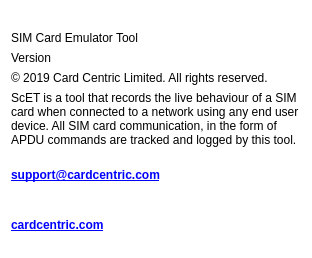
First picture: the form in ScET/Widgets/AboutDialog.ui, repository mourke/SIM-Card-Emulator-Tool, before the edit.
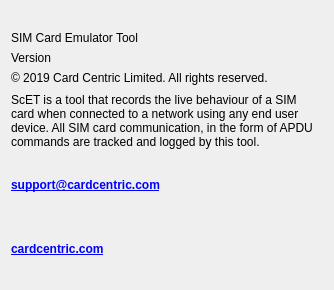
Second picture: the form after the edit. Icons and pictures are not drawn.

Patch:
```diff
--- a/ScET/Widgets/AboutDialog.ui
+++ b/ScET/Widgets/AboutDialog.ui
@@ -6,27 +6,36 @@
    <rect>
     <x>0</x>
     <y>0</y>
-    <width>312</width>
-    <height>258</height>
+    <width>334</width>
+    <height>290</height>
    </rect>
   </property>
   <property name="sizePolicy">
-   <sizepolicy hsizetype="Preferred" vsizetype="Preferred">
+   <sizepolicy hsizetype="Fixed" vsizetype="Fixed">
     <horstretch>0</horstretch>
     <verstretch>0</verstretch>
    </sizepolicy>
   </property>
+  <property name="minimumSize">
+   <size>
+    <width>334</width>
+    <height>290</height>
+   </size>
+  </property>
+  <property name="maximumSize">
+   <size>
+    <width>334</width>
+    <height>290</height>
+   </size>
+  </property>
   <property name="windowTitle">
    <string>About ScET</string>
   </property>
-  <property name="styleSheet">
-   <string notr="true">background-color: rgb(255, 255, 255);</string>
-  </property>
   <layout class="QVBoxLayout" name="verticalLayout">
    <item>
     <widget class="QLabel" name="logo">
      <property name="sizePolicy">
-      <sizepolicy hsizetype="Preferred" vsizetype="Maximum">
+      <sizepolicy hsizetype="Preferred" vsizetype="Fixed">
        <horstretch>0</horstretch>
        <verstretch>0</verstretch>
       </sizepolicy>
@@ -101,6 +110,12 @@
    </item>
    <item>
     <widget class="QLabel" name="appDescription">
+     <property name="sizePolicy">
+      <sizepolicy hsizetype="Preferred" vsizetype="Fixed">
+       <horstretch>0</horstretch>
+       <verstretch>0</verstretch>
+      </sizepolicy>
+     </property>
      <property name="font">
       <font>
        <family>MS Shell Dlg 2</family>
```
